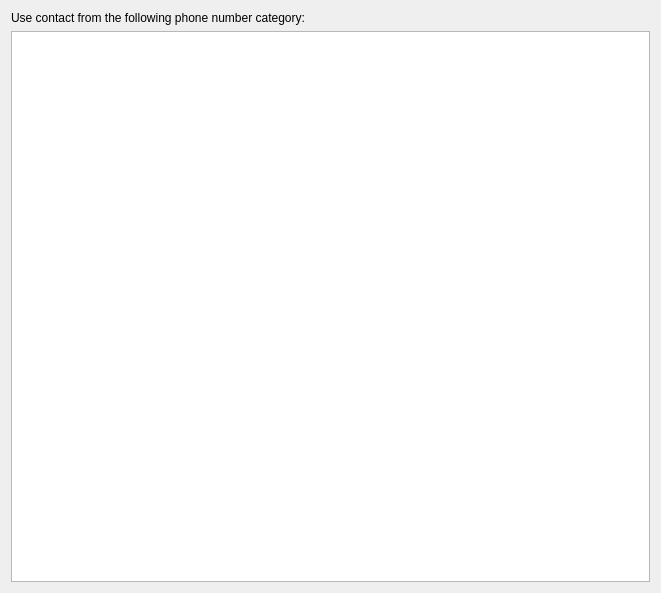
Before: the Qt Designer form src/conf/dlgaddressbookbase.ui in KDE/ring-kde, drawn with Qt 5.
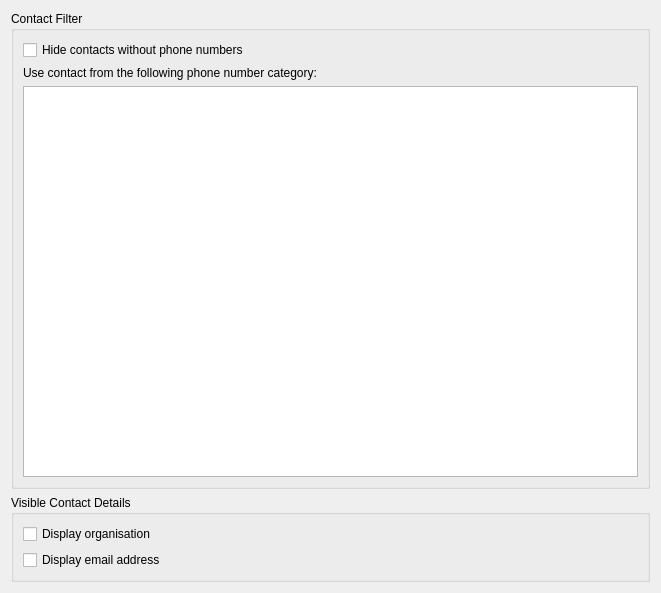
After: the same form once the commit is applied.

Commit message: [ #34120 ] Restore ability to hide contacts without phone numbers

Diff of the .ui file:
```diff
--- a/src/conf/dlgaddressbookbase.ui
+++ b/src/conf/dlgaddressbookbase.ui
@@ -13,7 +13,20 @@
   <property name="windowTitle">
    <string notr="true">Addressbook settings</string>
   </property>
+  <layout class="QVBoxLayout" name="verticalLayout_3">
+   <item>
+    <widget class="QGroupBox" name="groupBox">
+     <property name="title">
+      <string>Contact Filter</string>
+     </property>
   <layout class="QVBoxLayout" name="verticalLayout">
+      <item>
+       <widget class="QCheckBox" name="kcfg_hideContactWithoutPhone">
+        <property name="text">
+         <string>Hide contacts without phone numbers</string>
+        </property>
+       </widget>
+      </item>
    <item>
     <widget class="QLabel" name="m_pPhonetypeL">
      <property name="text">
@@ -29,6 +42,32 @@
      <property name="selectionMode">
       <enum>QAbstractItemView::SingleSelection</enum>
      </property>
+       </widget>
+      </item>
+     </layout>
+    </widget>
+   </item>
+   <item>
+    <widget class="QGroupBox" name="groupBox_4">
+     <property name="title">
+      <string>Visible Contact Details</string>
+     </property>
+     <layout class="QVBoxLayout" name="verticalLayout_2">
+      <item>
+       <widget class="QCheckBox" name="kcfg_displayOrganisation">
+        <property name="text">
+         <string>Display organisation</string>
+        </property>
+       </widget>
+      </item>
+      <item>
+       <widget class="QCheckBox" name="kcfg_displayEmail">
+        <property name="text">
+         <string>Display email address</string>
+        </property>
+       </widget>
+      </item>
+     </layout>
     </widget>
    </item>
   </layout>
```
Lines whose indentation alone changed are shown as unchanged. The commit also changes 3 other files.
